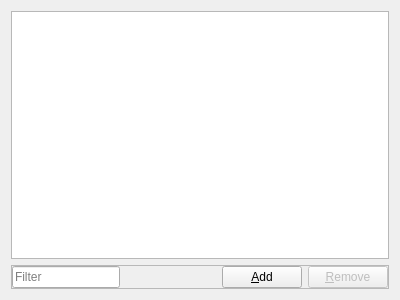
dpaulat/supercell-wx, file scwx-qt/source/scwx/qt/ui/placefile_settings_widget.ui: the form before one commit.
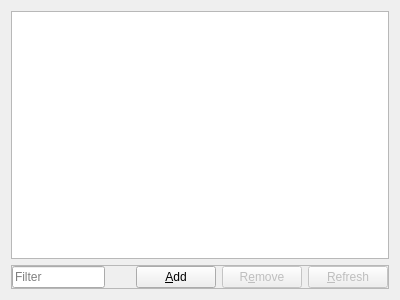
The form after the commit.

Commit message: Force placefile refresh button

Diff of the .ui file:
```diff
--- a/scwx-qt/source/scwx/qt/ui/placefile_settings_widget.ui
+++ b/scwx-qt/source/scwx/qt/ui/placefile_settings_widget.ui
@@ -84,7 +84,17 @@
          <bool>false</bool>
         </property>
         <property name="text">
-         <string>&amp;Remove</string>
+         <string>R&amp;emove</string>
+        </property>
+       </widget>
+      </item>
+      <item>
+       <widget class="QPushButton" name="refreshButton">
+        <property name="enabled">
+         <bool>false</bool>
+        </property>
+        <property name="text">
+         <string>&amp;Refresh</string>
         </property>
        </widget>
       </item>
```
The commit also changes 3 other files.
